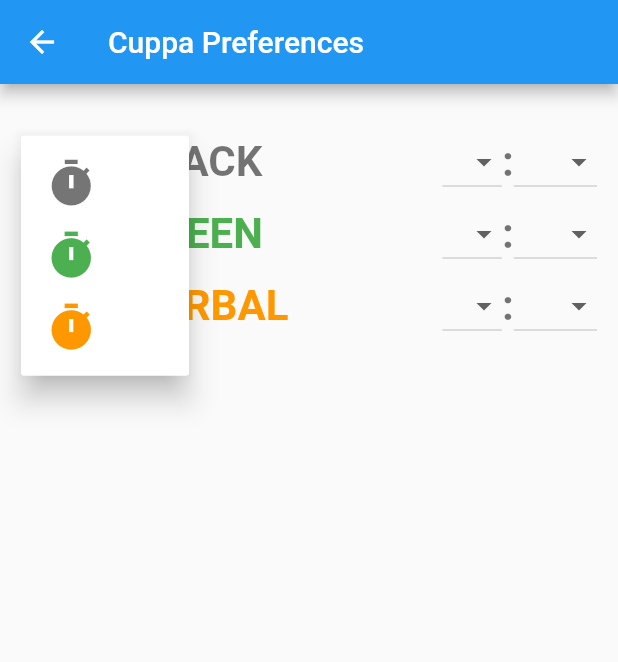
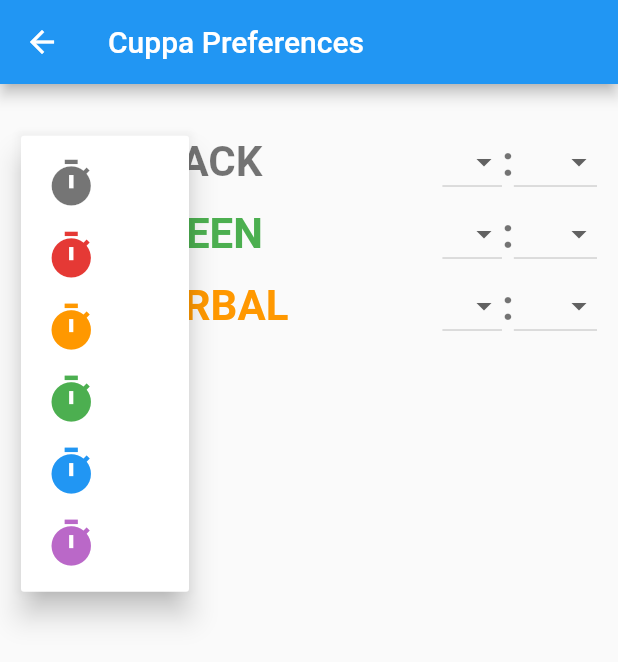
Before and after one commit to ncosgray/cuppa_mobile, a Flutter app: the PrefsWidget screen opened by its route, after a tap on the "timer" icon, on a phone screen of 412 x 824 dp. Shown: the top 662 px of the screen. Run offline on Flutter 3.47's test engine with Material 2 defaults, Android fonts, the phone set to English and light mode, and no system bars; our stand-ins replace shared_preferences; missing offline and left inert: quick_actions; accounts and stored records are empty; statements that could not run were skipped.

Commit message:
add 3 new tea colors

```diff
--- a/lib/prefs.dart
+++ b/lib/prefs.dart
@@ -95,8 +95,11 @@ abstract class Prefs {
   // Color map
   static final Map<int, Color> teaColors = {
     0: Colors.black,
-    1: Colors.green,
-    2: Colors.orange
+    1: Colors.red[600],
+    2: Colors.orange,
+    3: Colors.green,
+    4: Colors.blue,
+    5: Colors.purple[300],
   };
 
   // Themed color map lookup
@@ -111,8 +114,11 @@ abstract class Prefs {
   // Shortcut icon map
   static final Map<int, String> shortcutIcons = {
     0: 'shortcut_black',
-    1: 'shortcut_green',
-    2: 'shortcut_herbal'
+    1: 'shortcut_red',
+    2: 'shortcut_herbal',
+    3: 'shortcut_green',
+    4: 'shortcut_blue',
+    5: 'shortcut_purple'
   };
 
   // Shared prefs keys for teas
@@ -134,7 +140,7 @@ abstract class Prefs {
 
     tea2.name = sharedPrefs.getString(_prefTea2Name) ?? 'Green';
     tea2.brewTime = sharedPrefs.getInt(_prefTea2BrewTime) ?? 150;
-    tea2.color = sharedPrefs.getInt(_prefTea2Color) ?? 1;
+    tea2.color = sharedPrefs.getInt(_prefTea2Color) ?? 3;
 
     tea3.name = sharedPrefs.getString(_prefTea3Name) ?? 'Herbal';
     tea3.brewTime = sharedPrefs.getInt(_prefTea3BrewTime) ?? 300;
```
Also changed, not shown: 15 other files.
